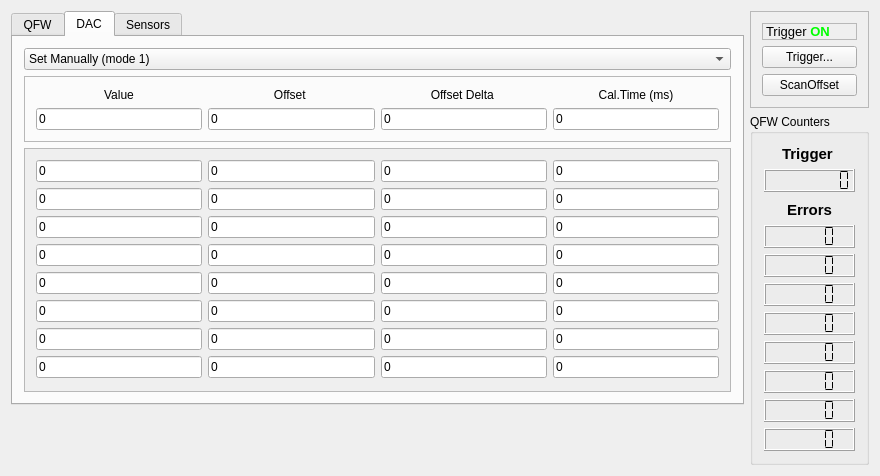
gsi-ee/drivers, file mbspex/gui/qt-mainwindow/poland/PolandWidget.ui: the form before one commit.
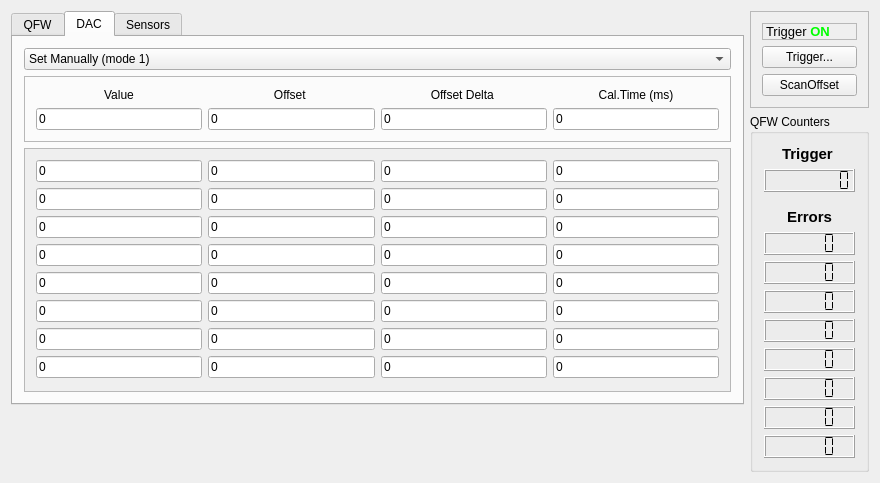
The form after the commit. The open tabs and pages were chosen to show the change.

Commit message: mbspex poland gui: provide first version of sample inspection viewpanel with correct limits. Still under construction

Diff of the .ui file:
```diff
--- a/mbspex/gui/qt-mainwindow/poland/PolandWidget.ui
+++ b/mbspex/gui/qt-mainwindow/poland/PolandWidget.ui
@@ -7,7 +7,7 @@
     <x>0</x>
     <y>0</y>
     <width>880</width>
-    <height>476</height>
+    <height>483</height>
    </rect>
   </property>
   <property name="windowTitle">
```
Left out of the diff: 4 changed lines with no effect on the pictures. The commit also changes 2 other files.
